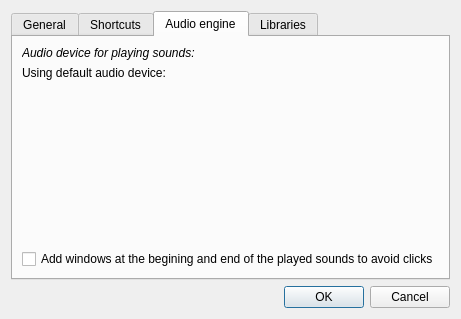
First picture: the form in src/wdialogsettings.ui, repository gillesdegottex/dfasma, before the edit.
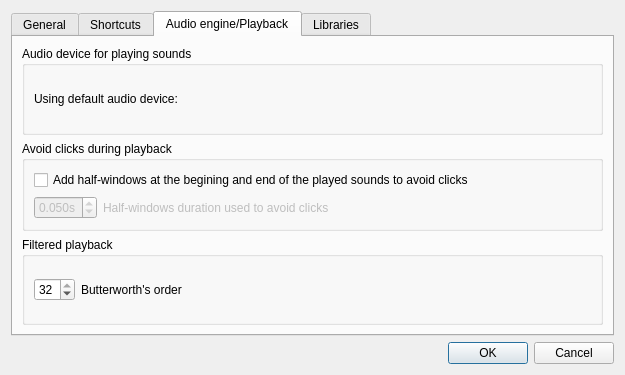
Second picture: the form after the edit. The open tabs and pages were chosen to show the change.

Commit message: Put playback options in settings dialog

```diff
--- a/src/wdialogsettings.ui
+++ b/src/wdialogsettings.ui
@@ -6,8 +6,8 @@
    <rect>
     <x>0</x>
     <y>0</y>
-    <width>453</width>
-    <height>319</height>
+    <width>625</width>
+    <height>375</height>
    </rect>
   </property>
   <property name="windowTitle">
@@ -86,16 +86,15 @@
      </widget>
      <widget class="QWidget" name="tabAudioEngine">
       <attribute name="title">
-       <string>Audio engine</string>
+       <string>Audio engine/Playback</string>
       </attribute>
+      <layout class="QVBoxLayout" name="verticalLayout_7">
+       <item>
+        <widget class="QGroupBox" name="groupBox">
+         <property name="title">
+          <string>Audio device for playing sounds</string>
+         </property>
       <layout class="QVBoxLayout" name="verticalLayout_2">
-       <item>
-        <widget class="QLabel" name="label_4">
-         <property name="text">
-          <string>&lt;html&gt;&lt;head/&gt;&lt;body&gt;&lt;p&gt;&lt;span style=&quot; font-style:italic;&quot;&gt;Audio device for playing sounds:&lt;/span&gt;&lt;/p&gt;&lt;/body&gt;&lt;/html&gt;</string>
-         </property>
-        </widget>
-       </item>
        <item>
         <layout class="QHBoxLayout" name="horizontalLayout">
          <item>
@@ -120,24 +119,110 @@
          </item>
         </layout>
        </item>
+         </layout>
+        </widget>
+       </item>
        <item>
-        <spacer name="verticalSpacer_3">
-         <property name="orientation">
-          <enum>Qt::Vertical</enum>
+        <widget class="QGroupBox" name="groupBox_2">
+         <property name="title">
+          <string>Avoid clicks during playback</string>
          </property>
-         <property name="sizeHint" stdset="0">
-          <size>
-           <width>20</width>
-           <height>144</height>
-          </size>
-         </property>
-        </spacer>
+         <layout class="QVBoxLayout" name="verticalLayout_5">
+          <item>
+           <widget class="QCheckBox" name="ckAvoidClicksAddWindows">
+            <property name="text">
+             <string>Add half-windows at the begining and end of the played sounds to avoid clicks</string>
+            </property>
+           </widget>
        </item>
        <item>
-        <widget class="QCheckBox" name="ckPlayAddWindows">
+           <layout class="QHBoxLayout" name="horizontalLayout_3">
+            <item>
+             <widget class="QDoubleSpinBox" name="sbAvoidClicksWindowDuration">
+              <property name="enabled">
+               <bool>false</bool>
+              </property>
+              <property name="suffix">
+               <string>s</string>
+              </property>
+              <property name="decimals">
+               <number>3</number>
+              </property>
+              <property name="minimum">
+               <double>0.001000000000000</double>
+              </property>
+              <property name="maximum">
+               <double>0.500000000000000</double>
+              </property>
+              <property name="singleStep">
+               <double>0.010000000000000</double>
+              </property>
+              <property name="value">
+               <double>0.050000000000000</double>
+              </property>
+             </widget>
+            </item>
+            <item>
+             <widget class="QLabel" name="lblAvoidClicksWindowDurationLabel">
+              <property name="enabled">
+               <bool>false</bool>
+              </property>
+              <property name="sizePolicy">
+               <sizepolicy hsizetype="MinimumExpanding" vsizetype="Preferred">
+                <horstretch>0</horstretch>
+                <verstretch>0</verstretch>
+               </sizepolicy>
+              </property>
          <property name="text">
-          <string>Add windows at the begining and end of the played sounds to avoid clicks</string>
-         </property>
+               <string>Half-windows duration used to avoid clicks</string>
+              </property>
+             </widget>
+            </item>
+           </layout>
+          </item>
+         </layout>
+        </widget>
+       </item>
+       <item>
+        <widget class="QGroupBox" name="groupBox_3">
+         <property name="title">
+          <string>Filtered playback</string>
+         </property>
+         <layout class="QVBoxLayout" name="verticalLayout_6">
+          <item>
+           <layout class="QHBoxLayout" name="horizontalLayout_4">
+            <item>
+             <widget class="QSpinBox" name="sbButterworthOrder">
+              <property name="minimum">
+               <number>4</number>
+              </property>
+              <property name="maximum">
+               <number>32</number>
+              </property>
+              <property name="singleStep">
+               <number>2</number>
+              </property>
+              <property name="value">
+               <number>32</number>
+              </property>
+             </widget>
+            </item>
+            <item>
+             <widget class="QLabel" name="label_7">
+              <property name="sizePolicy">
+               <sizepolicy hsizetype="MinimumExpanding" vsizetype="Preferred">
+                <horstretch>0</horstretch>
+                <verstretch>0</verstretch>
+               </sizepolicy>
+              </property>
+              <property name="text">
+               <string>Butterworth's order</string>
+              </property>
+             </widget>
+            </item>
+           </layout>
+          </item>
+         </layout>
         </widget>
        </item>
       </layout>
```
Left out of the diff: 37 changed lines with no effect on the pictures. Lines whose indentation alone changed are shown as unchanged. The commit also changes 7 other files.
